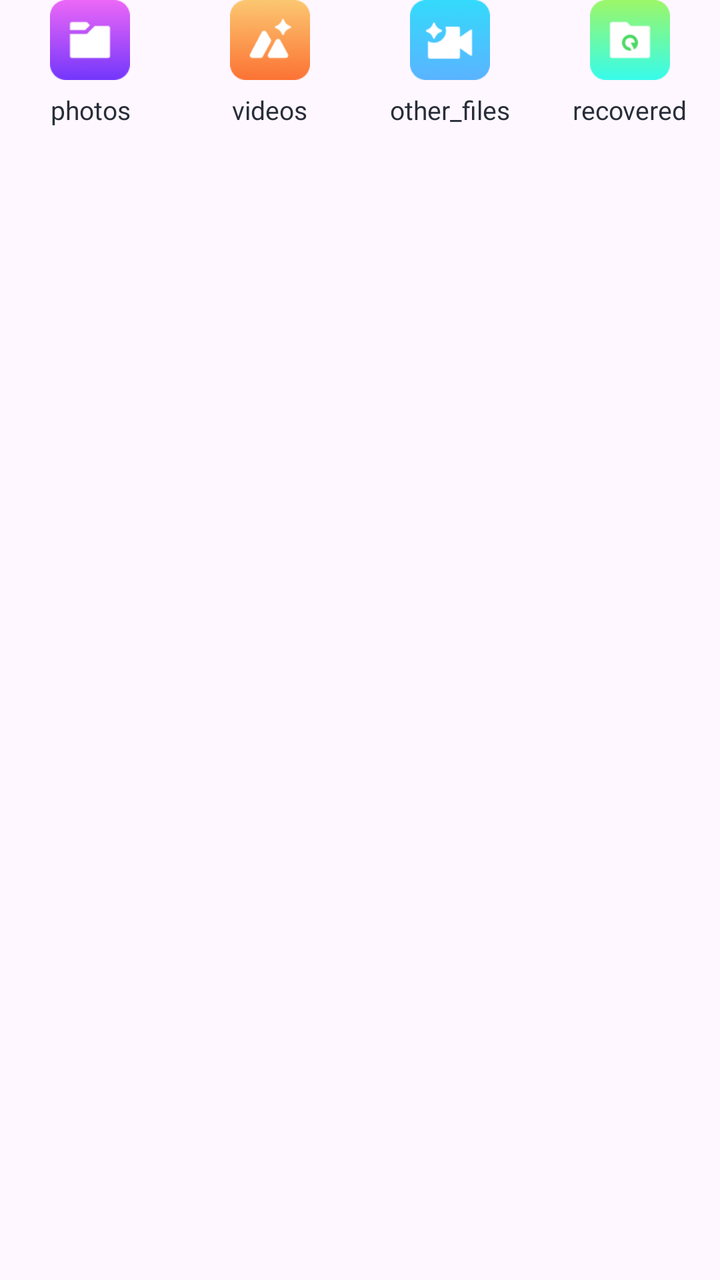
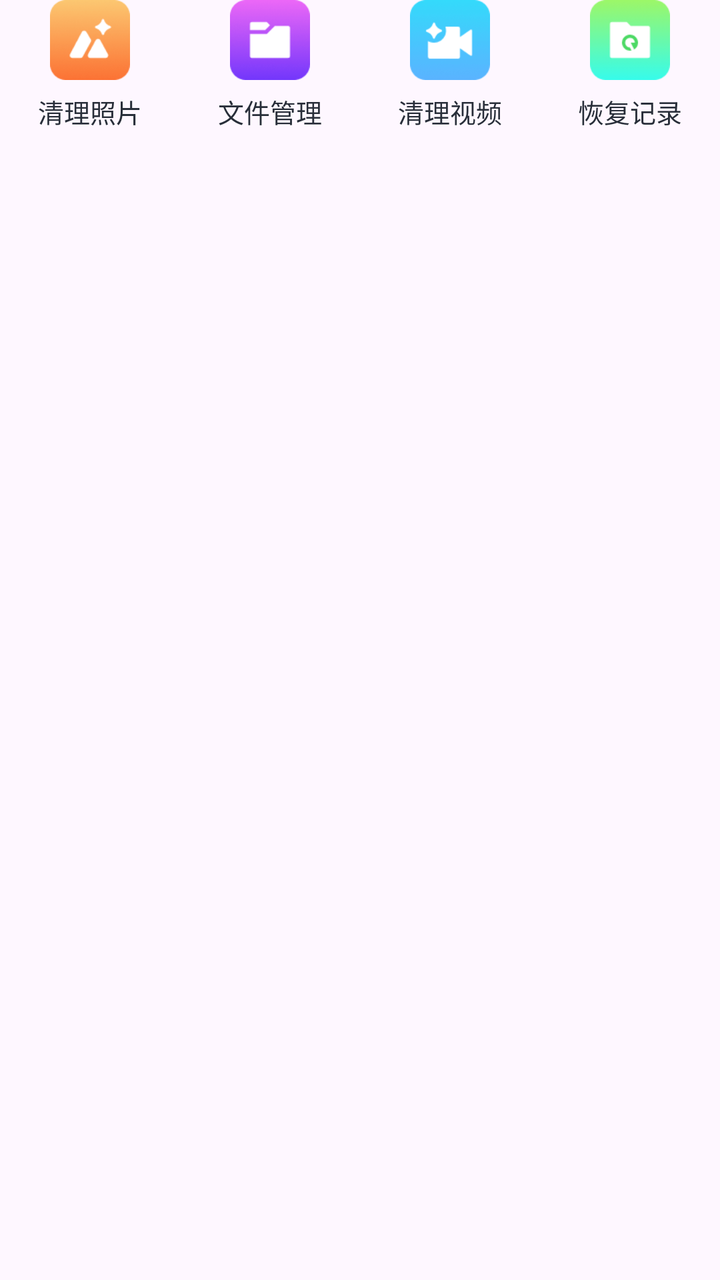

Two renders of the same Android screen: before a commit and after it. Below are the layout's source before the change and the commit's diff.
<!-- AndroidManifest.xml: another module's application theme Theme.Mar2SDK -->
<!-- res/layout/common_notification.xml -->
<?xml version="1.0" encoding="utf-8"?>
<LinearLayout
    xmlns:android="http://schemas.android.com/apk/res/android"
    android:layout_width="match_parent"
    android:layout_height="wrap_content"
    android:baselineAligned="false"
    android:orientation="horizontal">

        <LinearLayout
            android:id="@+id/action_1"
            android:orientation="vertical"
            android:layout_weight="1"
            android:layout_width="0dp"
            android:gravity="center"
            android:layout_height="wrap_content">

                <ImageView
                    android:id="@+id/action_1_icon"
                    android:layout_width="40dp"
                    android:layout_height="40dp"
                    android:contentDescription="@null"
                    android:src="@drawable/notification_files" />

                <TextView
                    android:id="@+id/action_1_label"
                    android:layout_marginTop="6dp"
                    android:gravity="center"
                    android:maxLines="1"
                    android:ellipsize="end"
                    android:text="photos"
                    android:textSize="13sp"
                    android:textColor="@color/notification_content"
                    android:layout_width="wrap_content"
                    android:layout_height="wrap_content"/>
        </LinearLayout>

        <LinearLayout
            android:id="@+id/action_2"
            android:orientation="vertical"
            android:layout_weight="1"
            android:layout_width="0dp"
            android:gravity="center"
            android:layout_height="wrap_content">
                <ImageView
                    android:id="@+id/action_2_icon"
                    android:src="@drawable/notification_photos"
                    android:contentDescription="@null"
                    android:layout_width="40dp"
                    android:layout_height="40dp"/>

                <TextView
                    android:id="@+id/action_2_label"
                    android:layout_marginTop="6dp"
                    android:gravity="center"
                    android:maxLines="1"
                    android:ellipsize="end"
                    android:text="videos"
                    android:textSize="13sp"
                    android:textColor="@color/notification_content"
                    android:layout_width="wrap_content"
                    android:layout_height="wrap_content"/>
        </LinearLayout>

        <LinearLayout
            android:id="@+id/action_3"
            android:orientation="vertical"
            android:layout_weight="1"
            android:layout_width="0dp"
            android:gravity="center"
            android:layout_height="wrap_content">
                <ImageView
                    android:id="@+id/action_3_icon"
                    android:src="@drawable/notification_videos"
                    android:contentDescription="@null"
                    android:layout_width="40dp"
                    android:layout_height="40dp"/>

                <TextView
                    android:id="@+id/action_3_label"
                    android:layout_marginTop="6dp"
                    android:gravity="center"
                    android:maxLines="1"
                    android:ellipsize="end"
                    android:text="other_files"
                    android:textSize="13sp"
                    android:textColor="@color/notification_content"
                    android:layout_width="wrap_content"
                    android:layout_height="wrap_content"/>
        </LinearLayout>

        <LinearLayout
            android:id="@+id/action_4"
            android:orientation="vertical"
            android:layout_weight="1"
            android:layout_width="0dp"
            android:gravity="center"
            android:layout_height="wrap_content">
                <ImageView
                    android:id="@+id/action_4_icon"
                    android:src="@drawable/notification_recovered"
                    android:contentDescription="@null"
                    android:layout_width="40dp"
                    android:layout_height="40dp"/>

                <TextView
                    android:id="@+id/action_4_label"
                    android:layout_marginTop="6dp"
                    android:gravity="center"
                    android:maxLines="1"
                    android:ellipsize="end"
                    android:text="recovered"
                    android:textSize="13sp"
                    android:textColor="@color/notification_content"
                    android:layout_width="wrap_content"
                    android:layout_height="wrap_content"/>
        </LinearLayout>

</LinearLayout>
<!-- resources referenced by this layout -->
<resources>
  <color name="notification_content">#282E39</color>
  <!-- drawable notification_files: png bitmap (drawable, 2419 bytes) -->
  <!-- drawable notification_photos: png bitmap (drawable, 2948 bytes) -->
  <!-- drawable notification_recovered: png bitmap (drawable, 2378 bytes) -->
  <!-- drawable notification_videos: png bitmap (drawable, 2398 bytes) -->
  <style name="Theme.Mar2SDK" parent="Base.Theme.Mar2SDK" />
  <style name="Base.Theme.Mar2SDK" parent="Theme.Material3.DayNight.NoActionBar">
          
          
      </style>
</resources>

<!-- the commit's change to res/layout/common_notification.xml (unified diff, before → after) -->
@@ -19,7 +19,7 @@
                     android:layout_width="40dp"
                     android:layout_height="40dp"
                     android:contentDescription="@null"
-                    android:src="@drawable/notification_files" />
+                    android:src="@drawable/notification_photos" />
 
                 <TextView
                     android:id="@+id/action_1_label"
@@ -27,7 +27,7 @@
                     android:gravity="center"
                     android:maxLines="1"
                     android:ellipsize="end"
-                    android:text="photos"
+                    android:text="@string/common_notification_action_1"
                     android:textSize="13sp"
                     android:textColor="@color/notification_content"
                     android:layout_width="wrap_content"
@@ -43,7 +43,7 @@
             android:layout_height="wrap_content">
                 <ImageView
                     android:id="@+id/action_2_icon"
-                    android:src="@drawable/notification_photos"
+                    android:src="@drawable/notification_files"
                     android:contentDescription="@null"
                     android:layout_width="40dp"
                     android:layout_height="40dp"/>
@@ -54,7 +54,7 @@
                     android:gravity="center"
                     android:maxLines="1"
                     android:ellipsize="end"
-                    android:text="videos"
+                    android:text="@string/common_notification_action_2"
                     android:textSize="13sp"
                     android:textColor="@color/notification_content"
                     android:layout_width="wrap_content"
@@ -81,7 +81,7 @@
                     android:gravity="center"
                     android:maxLines="1"
                     android:ellipsize="end"
-                    android:text="other_files"
+                    android:text="@string/common_notification_action_3"
                     android:textSize="13sp"
                     android:textColor="@color/notification_content"
                     android:layout_width="wrap_content"
@@ -108,7 +108,7 @@
                     android:gravity="center"
                     android:maxLines="1"
                     android:ellipsize="end"
-                    android:text="recovered"
+                    android:text="@string/common_notification_action_4"
                     android:textSize="13sp"
                     android:textColor="@color/notification_content"
                     android:layout_width="wrap_content"
<!-- resource entries referenced after the edit -->
@@ -5,6 +5,10 @@
   <!-- drawable notification_photos: png bitmap (drawable, 2948 bytes) -->
   <!-- drawable notification_recovered: png bitmap (drawable, 2378 bytes) -->
   <!-- drawable notification_videos: png bitmap (drawable, 2398 bytes) -->
+  <string name="common_notification_action_1">清理照片</string>
+  <string name="common_notification_action_2">文件管理</string>
+  <string name="common_notification_action_3">清理视频</string>
+  <string name="common_notification_action_4">恢复记录</string>
   <style name="Theme.Mar2SDK" parent="Base.Theme.Mar2SDK" />
   <style name="Base.Theme.Mar2SDK" parent="Theme.Material3.DayNight.NoActionBar">
           
